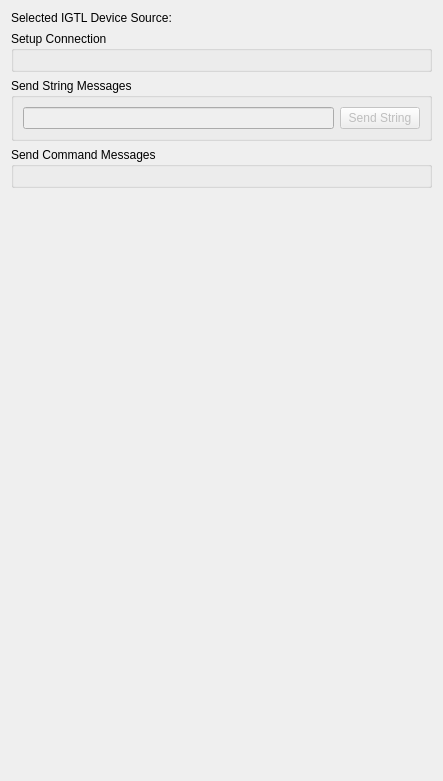
Before: the Qt Designer form Modules/OpenIGTLinkUI/Qmitk/QmitkIGTLDeviceSourceManagementWidgetControls.ui in MITK/MITK, drawn with Qt 5.
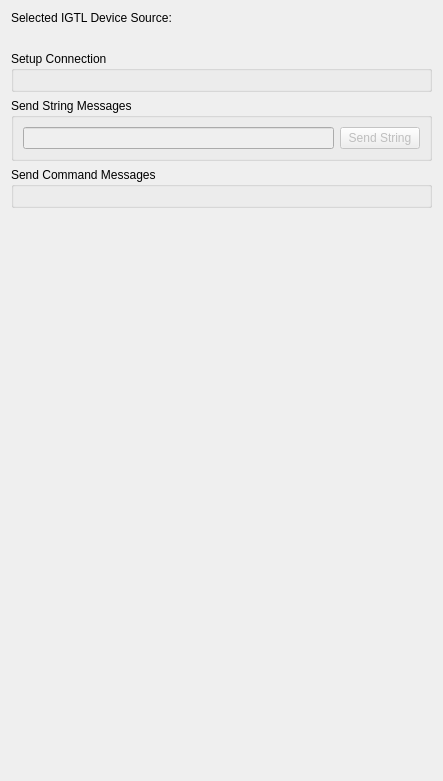
After: the same form once the commit is applied. Custom widgets are drawn as their Qt base class.

```diff
--- a/Modules/OpenIGTLinkUI/Qmitk/QmitkIGTLDeviceSourceManagementWidgetControls.ui
+++ b/Modules/OpenIGTLinkUI/Qmitk/QmitkIGTLDeviceSourceManagementWidgetControls.ui
@@ -15,7 +15,7 @@
   </property>
   <layout class="QVBoxLayout" name="verticalLayout_2">
    <item>
-    <layout class="QHBoxLayout" name="horizontalLayout_2">
+    <layout class="QVBoxLayout" name="verticalLayout_3">
      <item>
       <widget class="QLabel" name="label">
        <property name="toolTip">
@@ -26,7 +26,7 @@
        </property>
       </widget>
      </item>
-     <item>
+     <item alignment="Qt::AlignRight">
       <widget class="QLabel" name="selectedSourceLabel">
        <property name="text">
         <string>&lt;none&gt;</string>
```
